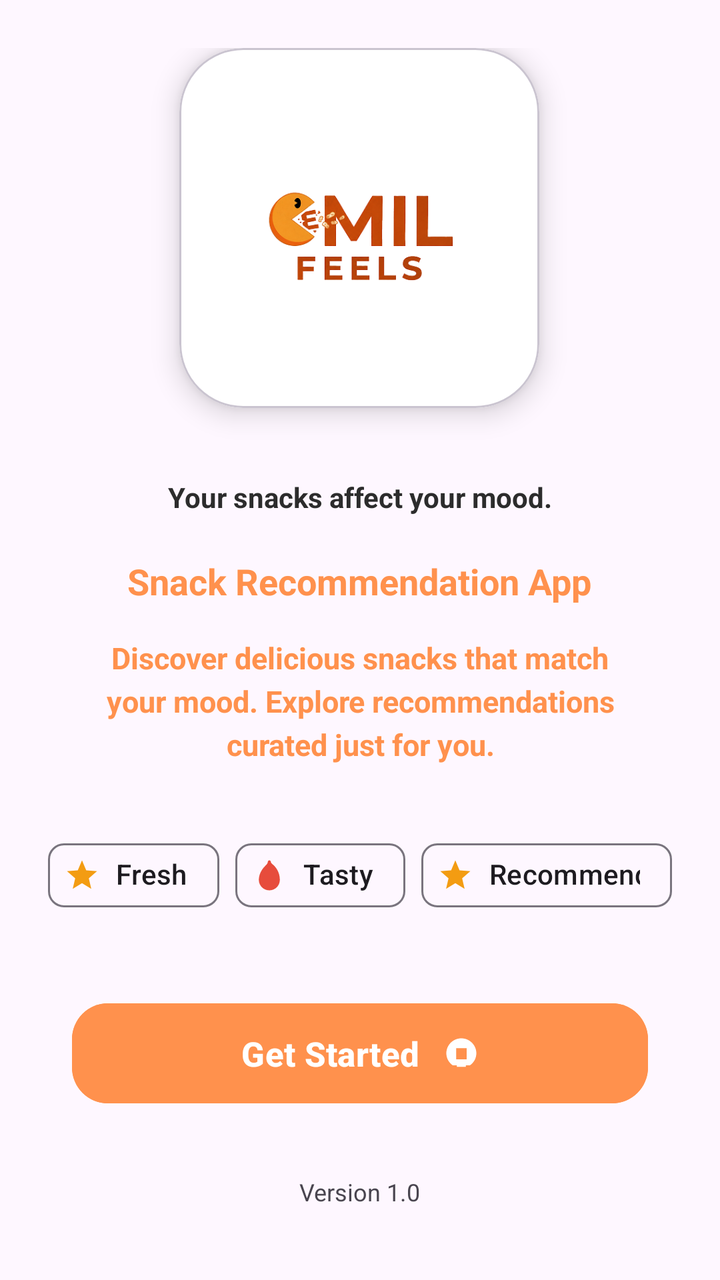
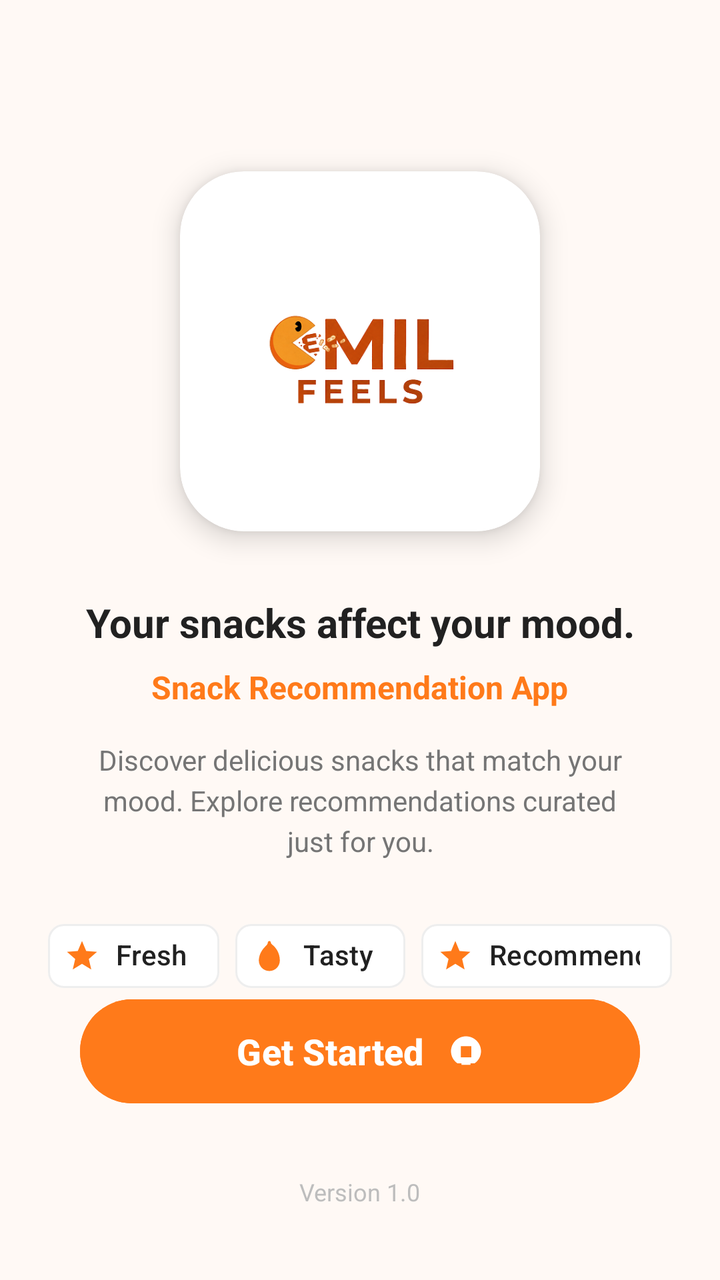

Two renders of the same Android screen: before a commit and after it. Below are the layout's source before the change and the commit's diff.
<!-- AndroidManifest.xml: application theme Theme.Cemil_feels -->
<!-- res/layout/activity_welcome.xml -->
<?xml version="1.0" encoding="utf-8"?>
<androidx.constraintlayout.widget.ConstraintLayout
    xmlns:android="http://schemas.android.com/apk/res/android"
    xmlns:app="http://schemas.android.com/apk/res-auto"
    xmlns:tools="http://schemas.android.com/tools"
    android:layout_width="match_parent"
    android:layout_height="match_parent"
    android:background="@drawable/bg_welcome"
    android:padding="24dp">

    

    

    
    <com.google.android.material.card.MaterialCardView
        android:id="@+id/cardLogo"
        android:layout_width="180dp"
        android:layout_height="180dp"
        app:cardBackgroundColor="@color/surfaceColor"
        app:cardCornerRadius="32dp"
        app:cardElevation="8dp"
        app:layout_constraintBottom_toBottomOf="parent"
        app:layout_constraintEnd_toEndOf="parent"
        app:layout_constraintHorizontal_bias="0.497"
        app:layout_constraintStart_toStartOf="parent"
        app:layout_constraintTop_toTopOf="parent"
        app:layout_constraintVertical_bias="0.0">

        <ImageView
            android:layout_width="130dp"
            android:layout_height="130dp"
            android:layout_gravity="center"
            android:scaleType="fitCenter"
            android:src="@drawable/logo_cemil_feels" />

    </com.google.android.material.card.MaterialCardView>

    

    
    <TextView
        android:id="@+id/txtSubtitle"
        android:layout_width="wrap_content"
        android:layout_height="wrap_content"
        android:text="Snack Recommendation App"
        android:textColor="@color/colorPrimary"
        android:textSize="18sp"
        android:textStyle="bold"
        app:layout_constraintBottom_toBottomOf="parent"
        app:layout_constraintEnd_toEndOf="parent"
        app:layout_constraintHorizontal_bias="0.496"
        app:layout_constraintStart_toStartOf="parent"
        app:layout_constraintTop_toBottomOf="@+id/textView"
        app:layout_constraintVertical_bias="0.061" />

    <TextView
        android:id="@+id/txtDescription"
        android:layout_width="0dp"
        android:layout_height="wrap_content"
        android:layout_marginHorizontal="24dp"
        android:layout_marginTop="16dp"
        android:gravity="center"
        android:lineSpacingExtra="4dp"
        android:text="Discover delicious snacks that match your mood. Explore recommendations curated just for you."
        android:textColor="@color/colorPrimary"
        android:textSize="15sp"
        android:textStyle="bold"
        app:layout_constraintEnd_toEndOf="parent"
        app:layout_constraintHorizontal_bias="0.25"
        app:layout_constraintStart_toStartOf="parent"
        app:layout_constraintTop_toBottomOf="@id/txtSubtitle" />

    
    <LinearLayout
        android:id="@+id/layoutFeature"
        android:layout_width="wrap_content"
        android:layout_height="wrap_content"
        android:layout_marginTop="20dp"
        android:orientation="horizontal"
        app:layout_constraintBottom_toBottomOf="parent"
        app:layout_constraintEnd_toEndOf="parent"
        app:layout_constraintHorizontal_bias="0.485"
        app:layout_constraintStart_toStartOf="parent"
        app:layout_constraintTop_toBottomOf="@id/txtDescription"
        app:layout_constraintVertical_bias="0.068">

        <com.google.android.material.chip.Chip
            android:layout_width="wrap_content"
            android:layout_height="wrap_content"
            android:text="Fresh"
            app:chipIcon="@drawable/ic_star"
            app:chipIconVisible="true" />

        <com.google.android.material.chip.Chip
            android:layout_width="wrap_content"
            android:layout_height="wrap_content"
            android:layout_marginStart="8dp"
            android:text="Tasty"
            app:chipIcon="@drawable/ic_chili"
            app:chipIconVisible="true" />

        <com.google.android.material.chip.Chip
            android:layout_width="wrap_content"
            android:layout_height="wrap_content"
            android:layout_marginStart="8dp"
            android:text="Recommended"
            app:chipIcon="@drawable/ic_star"
            app:chipIconVisible="true" />

    </LinearLayout>

    <com.google.android.material.button.MaterialButton
        android:id="@+id/btn_start"
        android:layout_width="0dp"
        android:layout_height="58dp"
        android:layout_marginHorizontal="12dp"
        android:layout_marginBottom="32dp"
        android:text="Get Started"
        android:textAllCaps="false"
        android:textColor="@android:color/white"
        android:textSize="17sp"
        android:textStyle="bold"
        android:backgroundTint="@color/colorPrimary"
        app:cornerRadius="18dp"
        app:icon="@drawable/ic_pointer"
        app:iconGravity="textEnd"
        app:iconPadding="12dp"
        app:layout_constraintBottom_toTopOf="@id/txtVersion"
        app:layout_constraintStart_toStartOf="parent"
        app:layout_constraintEnd_toEndOf="parent"/>

    
    <TextView
        android:id="@+id/txtVersion"
        android:layout_width="wrap_content"
        android:layout_height="wrap_content"
        android:text="Version 1.0"
        android:textSize="12sp"
        app:layout_constraintBottom_toBottomOf="parent"
        app:layout_constraintStart_toStartOf="parent"
        app:layout_constraintEnd_toEndOf="parent"
        android:layout_marginBottom="12dp"/>

    <TextView
        android:id="@+id/textView"
        android:layout_width="wrap_content"
        android:layout_height="wrap_content"
        android:layout_margin="35dp"
        android:text="Your snacks affect your mood."
        android:textColor="#2C2C2C"
        android:textStyle="bold"
        app:layout_constraintBottom_toBottomOf="parent"
        app:layout_constraintEnd_toEndOf="parent"
        app:layout_constraintStart_toStartOf="parent"
        app:layout_constraintTop_toBottomOf="@+id/cardLogo"
        app:layout_constraintVertical_bias="0.0" />


</androidx.constraintlayout.widget.ConstraintLayout>
<!-- resources referenced by this layout -->
<resources>
  <color name="colorPrimary">#FF914D</color>
  <color name="surfaceColor">#FFFFFF</color>
  <!-- drawable ic_chili (drawable) -->
  <vector xmlns:android="http://schemas.android.com/apk/res/android"
      android:width="24dp"
      android:height="24dp"
      android:viewportWidth="24"
      android:viewportHeight="24">
    
    <path
        android:fillColor="#FFE74C3C"
        android:pathData="M12,2C11.5,2 11,2.5 11,3c0,1 -1,2 -2,3C6.8,8.2 5,11.5 5,15c0,3.9 3.1,7 7,7s7,-3.1 7,-7c0,-5 -2.5,-8.5 -5,-10.5C13.5,4.1 13,3.5 13,3c0,-0.5 -0.5,-1 -1,-1z"/>
  </vector>
  <!-- drawable ic_pointer (drawable) -->
  <vector xmlns:android="http://schemas.android.com/apk/res/android"
      android:width="24dp"
      android:height="24dp"
      android:viewportWidth="24"
      android:viewportHeight="24">
    <path
        android:fillColor="#FFFFFFFF"
        android:pathData="M9,21h6v-2H9v2zm3,-19C6.48,2 2,6.48 2,12c0,3.31 1.69,6.21 4.28,8h11.44c2.59,-1.79 4.28,-4.69 4.28,-8 0,-5.52 -4.48,-10 -10,-10zm3.5,14H8.5V8.5h7V16z"/>
  </vector>
  <!-- drawable ic_star (drawable) -->
  <vector xmlns:android="http://schemas.android.com/apk/res/android"
      android:width="24dp"
      android:height="24dp"
      android:viewportWidth="24"
      android:viewportHeight="24">
    <path
        android:fillColor="#FFF39C12"
        android:pathData="M12,17.27L18.18,21l-1.64,-7.03L22,9.24l-7.19,-0.61L12,2 9.19,8.63 2,9.24l5.46,4.73L5.82,21z"/>
  </vector>
  <!-- drawable logo_cemil_feels: png bitmap (drawable, 40703 bytes) -->
  <style name="Theme.Cemil_feels" parent="Base.Theme.Cemil_feels" />
  <style name="Base.Theme.Cemil_feels" parent="Theme.Material3.DayNight.NoActionBar">
          
          
      </style>
</resources>

<!-- the commit's change to res/layout/activity_welcome.xml (unified diff, before → after) -->
@@ -5,27 +5,23 @@
     xmlns:tools="http://schemas.android.com/tools"
     android:layout_width="match_parent"
     android:layout_height="match_parent"
-    android:background="@drawable/bg_welcome"
+    android:background="#FFF9F5"
     android:padding="24dp">
-
-    
-
-    
 
     
     <com.google.android.material.card.MaterialCardView
         android:id="@+id/cardLogo"
         android:layout_width="180dp"
         android:layout_height="180dp"
-        app:cardBackgroundColor="@color/surfaceColor"
+        app:cardBackgroundColor="#FFFFFF"
         app:cardCornerRadius="32dp"
         app:cardElevation="8dp"
+        app:strokeWidth="0dp"
         app:layout_constraintBottom_toBottomOf="parent"
         app:layout_constraintEnd_toEndOf="parent"
-        app:layout_constraintHorizontal_bias="0.497"
         app:layout_constraintStart_toStartOf="parent"
         app:layout_constraintTop_toTopOf="parent"
-        app:layout_constraintVertical_bias="0.0">
+        app:layout_constraintVertical_bias="0.15">
 
         <ImageView
             android:layout_width="130dp"
@@ -33,10 +29,20 @@
             android:layout_gravity="center"
             android:scaleType="fitCenter"
             android:src="@drawable/logo_cemil_feels" />
-
     </com.google.android.material.card.MaterialCardView>
 
-    
+    <TextView
+        android:id="@+id/textView"
+        android:layout_width="wrap_content"
+        android:layout_height="wrap_content"
+        android:layout_marginTop="32dp"
+        android:text="Your snacks affect your mood."
+        android:textColor="#212121"
+        android:textSize="20sp"
+        android:textStyle="bold"
+        app:layout_constraintEnd_toEndOf="parent"
+        app:layout_constraintStart_toStartOf="parent"
+        app:layout_constraintTop_toBottomOf="@+id/cardLogo" />
 
     
     <TextView
@@ -44,16 +50,15 @@
         android:layout_width="wrap_content"
         android:layout_height="wrap_content"
         android:text="Snack Recommendation App"
-        android:textColor="@color/colorPrimary"
-        android:textSize="18sp"
+        android:textColor="#FF7A1A"
+        android:textSize="16sp"
         android:textStyle="bold"
-        app:layout_constraintBottom_toBottomOf="parent"
+        android:layout_marginTop="8dp"
         app:layout_constraintEnd_toEndOf="parent"
-        app:layout_constraintHorizontal_bias="0.496"
         app:layout_constraintStart_toStartOf="parent"
-        app:layout_constraintTop_toBottomOf="@+id/textView"
-        app:layout_constraintVertical_bias="0.061" />
+        app:layout_constraintTop_toBottomOf="@+id/textView" />
 
+    
     <TextView
         android:id="@+id/txtDescription"
         android:layout_width="0dp"
@@ -63,11 +68,9 @@
         android:gravity="center"
         android:lineSpacingExtra="4dp"
         android:text="Discover delicious snacks that match your mood. Explore recommendations curated just for you."
-        android:textColor="@color/colorPrimary"
-        android:textSize="15sp"
-        android:textStyle="bold"
+        android:textColor="#757575"
+        android:textSize="14sp"
         app:layout_constraintEnd_toEndOf="parent"
-        app:layout_constraintHorizontal_bias="0.25"
         app:layout_constraintStart_toStartOf="parent"
         app:layout_constraintTop_toBottomOf="@id/txtSubtitle" />
 
@@ -76,20 +79,22 @@
         android:id="@+id/layoutFeature"
         android:layout_width="wrap_content"
         android:layout_height="wrap_content"
-        android:layout_marginTop="20dp"
+        android:layout_marginTop="24dp"
         android:orientation="horizontal"
-        app:layout_constraintBottom_toBottomOf="parent"
         app:layout_constraintEnd_toEndOf="parent"
-        app:layout_constraintHorizontal_bias="0.485"
         app:layout_constraintStart_toStartOf="parent"
-        app:layout_constraintTop_toBottomOf="@id/txtDescription"
-        app:layout_constraintVertical_bias="0.068">
+        app:layout_constraintTop_toBottomOf="@id/txtDescription">
 
         <com.google.android.material.chip.Chip
             android:layout_width="wrap_content"
             android:layout_height="wrap_content"
             android:text="Fresh"
+            style="@style/Widget.Material3.Chip.Assist"
+            app:chipBackgroundColor="#FFFFFF"
+            app:chipStrokeColor="#EEEEEE"
             app:chipIcon="@drawable/ic_star"
+            app:chipIconTint="#FF7A1A"
+            android:textColor="#212121"
             app:chipIconVisible="true" />
 
         <com.google.android.material.chip.Chip
@@ -97,7 +102,12 @@
             android:layout_height="wrap_content"
             android:layout_marginStart="8dp"
             android:text="Tasty"
+            style="@style/Widget.Material3.Chip.Assist"
+            app:chipBackgroundColor="#FFFFFF"
+            app:chipStrokeColor="#EEEEEE"
             app:chipIcon="@drawable/ic_chili"
+            app:chipIconTint="#FF7A1A"
+            android:textColor="#212121"
             app:chipIconVisible="true" />
 
         <com.google.android.material.chip.Chip
@@ -105,24 +115,28 @@
             android:layout_height="wrap_content"
             android:layout_marginStart="8dp"
             android:text="Recommended"
+            style="@style/Widget.Material3.Chip.Assist"
+            app:chipBackgroundColor="#FFFFFF"
+            app:chipStrokeColor="#EEEEEE"
             app:chipIcon="@drawable/ic_star"
+            app:chipIconTint="#FF7A1A"
+            android:textColor="#212121"
             app:chipIconVisible="true" />
-
     </LinearLayout>
 
     <com.google.android.material.button.MaterialButton
         android:id="@+id/btn_start"
-        android:layout_width="0dp"
-        android:layout_height="58dp"
-        android:layout_marginHorizontal="12dp"
+        android:layout_width="match_parent"
+        android:layout_height="60dp"
+        android:layout_marginHorizontal="16dp"
         android:layout_marginBottom="32dp"
         android:text="Get Started"
         android:textAllCaps="false"
         android:textColor="@android:color/white"
-        android:textSize="17sp"
+        android:textSize="18sp"
         android:textStyle="bold"
-        android:backgroundTint="@color/colorPrimary"
-        app:cornerRadius="18dp"
+        android:backgroundTint="#FF7A1A"
+        app:cornerRadius="30dp"
         app:icon="@drawable/ic_pointer"
         app:iconGravity="textEnd"
         app:iconPadding="12dp"
@@ -137,24 +151,10 @@
         android:layout_height="wrap_content"
         android:text="Version 1.0"
         android:textSize="12sp"
+        android:textColor="#BDBDBD"
         app:layout_constraintBottom_toBottomOf="parent"
         app:layout_constraintStart_toStartOf="parent"
         app:layout_constraintEnd_toEndOf="parent"
         android:layout_marginBottom="12dp"/>
 
-    <TextView
-        android:id="@+id/textView"
-        android:layout_width="wrap_content"
-        android:layout_height="wrap_content"
-        android:layout_margin="35dp"
-        android:text="Your snacks affect your mood."
-        android:textColor="#2C2C2C"
-        android:textStyle="bold"
-        app:layout_constraintBottom_toBottomOf="parent"
-        app:layout_constraintEnd_toEndOf="parent"
-        app:layout_constraintStart_toStartOf="parent"
-        app:layout_constraintTop_toBottomOf="@+id/cardLogo"
-        app:layout_constraintVertical_bias="0.0" />
-
-
 </androidx.constraintlayout.widget.ConstraintLayout>
<!-- resource entries referenced after the edit -->
@@ -1,7 +1,5 @@
 <!-- resources referenced by this layout -->
 <resources>
-  <color name="colorPrimary">#FF914D</color>
-  <color name="surfaceColor">#FFFFFF</color>
   <!-- drawable ic_chili (drawable) -->
   <vector xmlns:android="http://schemas.android.com/apk/res/android"
       android:width="24dp"
